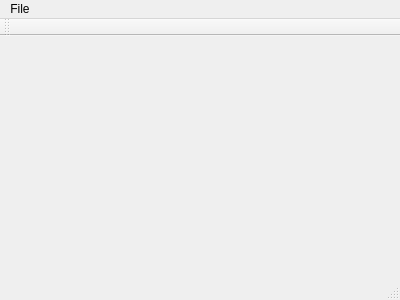
lseelenbinder/evil-twin-souls, file etsGame/etsgame.ui: the form before one commit.
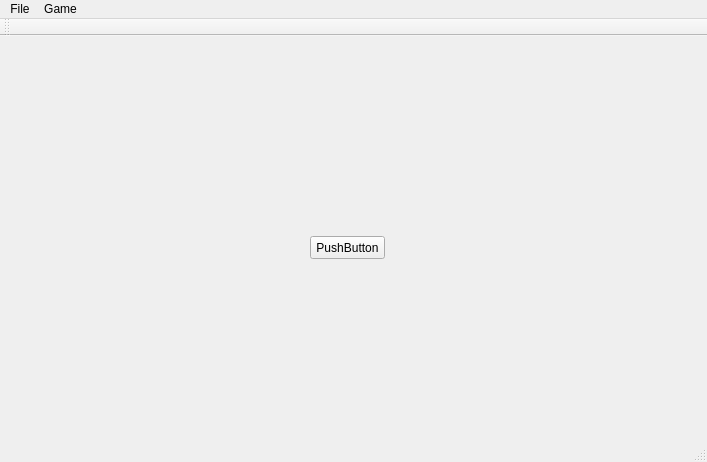
The form after the commit.

Patch:
```diff
--- a/etsGame/etsgame.ui
+++ b/etsGame/etsgame.ui
@@ -6,21 +6,35 @@
    <rect>
     <x>0</x>
     <y>0</y>
-    <width>400</width>
-    <height>300</height>
+    <width>707</width>
+    <height>462</height>
    </rect>
   </property>
   <property name="windowTitle">
    <string>Best Game ever!!</string>
   </property>
-  <widget class="QWidget" name="centralWidget"/>
+  <widget class="QWidget" name="centralWidget">
+   <widget class="QPushButton" name="pushButton">
+    <property name="geometry">
+     <rect>
+      <x>310</x>
+      <y>200</y>
+      <width>75</width>
+      <height>23</height>
+     </rect>
+    </property>
+    <property name="text">
+     <string>PushButton</string>
+    </property>
+   </widget>
+  </widget>
   <widget class="QMenuBar" name="menuBar">
    <property name="geometry">
     <rect>
      <x>0</x>
      <y>0</y>
-     <width>400</width>
-     <height>22</height>
+     <width>707</width>
+     <height>21</height>
     </rect>
    </property>
    <widget class="QMenu" name="menuFile">
@@ -33,7 +47,14 @@
     <addaction name="actionSave"/>
     <addaction name="actionLoad"/>
    </widget>
+   <widget class="QMenu" name="menuGasme">
+    <property name="title">
+     <string>Game</string>
+    </property>
+    <addaction name="actionNew_Game"/>
+   </widget>
    <addaction name="menuFile"/>
+   <addaction name="menuGasme"/>
   </widget>
   <widget class="QToolBar" name="mainToolBar">
    <attribute name="toolBarArea">
```
Left out of the diff: 71 changed lines with no effect on the pictures.
